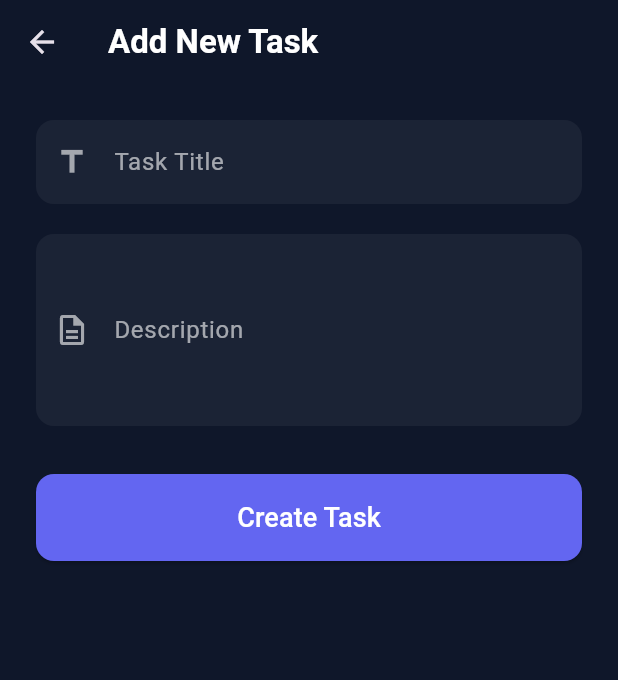
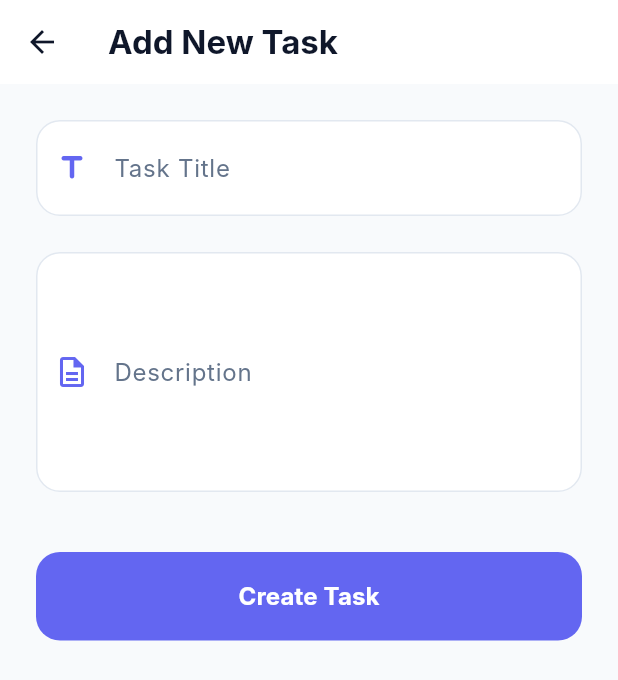
Before and after one commit to Aman1945/fullstack, a Flutter app: the TaskListScreen screen opened directly, after a tap on the "add" icon, on a phone screen of 412 x 824 dp. Shown: the top 680 px of the screen. Run offline on Flutter 3.47's test engine with Material 3 defaults, Android fonts, the phone set to English and light mode, and no system bars; our stand-ins replace shared_preferences; accounts and stored records are empty; network calls fail; Roboto replaces fonts that are missing (Inter); statements that could not run were skipped.

Commit message:
Premium White Redesign & Website Enquiries Integration

```diff
--- /dev/null
+++ b/mobile_app/lib/models/contact_model.dart
@@ -0,0 +1,25 @@
+class ContactModel {
+  final String id;
+  final String name;
+  final String email;
+  final String message;
+  final DateTime createdAt;
+
+  ContactModel({
+    required this.id,
+    required this.name,
+    required this.email,
+    required this.message,
+    required this.createdAt,
+  });
+
+  factory ContactModel.fromJson(Map<String, dynamic> json) {
+    return ContactModel(
+      id: json['_id'],
+      name: json['name'],
+      email: json['email'],
+      message: json['message'],
+      createdAt: DateTime.parse(json['createdAt']),
+    );
+  }
+}
--- a/mobile_app/lib/providers/task_provider.dart
+++ b/mobile_app/lib/providers/task_provider.dart
@@ -1,15 +1,18 @@
 import 'dart:convert';
 import 'package:flutter/material.dart';
 import '../models/task_model.dart';
+import '../models/contact_model.dart';
 import '../services/api_service.dart';
 
 class TaskProvider with ChangeNotifier {
   List<TaskModel> _tasks = [];
+  List<ContactModel> _contacts = [];
   bool _loading = false;
   Map<String, int> _stats = {'total': 0, 'completed': 0, 'pending': 0};
   final ApiService _apiService = ApiService();
 
   List<TaskModel> get tasks => _tasks;
+  List<ContactModel> get contacts => _contacts;
   bool get isLoading => _loading;
   Map<String, int> get stats => _stats;
 
@@ -24,6 +27,25 @@ class TaskProvider with ChangeNotifier {
             .map((item) => TaskModel.fromJson(item))
             .toList();
         _calculateStats();
+      }
+    } catch (e) {
+      debugPrint(e.toString());
+    } finally {
+      _loading = false;
+      notifyListeners();
+    }
+  }
+
+  Future<void> fetchContacts() async {
+    _loading = true;
+    notifyListeners();
+    try {
+      final response = await _apiService.get('/contact');
+      final data = jsonDecode(response.body);
+      if (data['success']) {
+        _contacts = (data['data'] as List)
+            .map((item) => ContactModel.fromJson(item))
+            .toList();
       }
     } catch (e) {
       debugPrint(e.toString());
--- a/mobile_app/lib/screens/add_task_screen.dart
+++ b/mobile_app/lib/screens/add_task_screen.dart
@@ -52,12 +52,13 @@ class _AddTaskScreenState extends State<AddTaskScreen> {
   @override
   Widget build(BuildContext context) {
     return Scaffold(
-      backgroundColor: Color(0xFF0F172A),
+      backgroundColor: Color(0xFFF8FAFC),
       appBar: AppBar(
-        backgroundColor: Colors.transparent,
+        backgroundColor: Colors.white,
         elevation: 0,
+        iconTheme: IconThemeData(color: Color(0xFF0F172A)),
         title: Text(widget.task == null ? 'Add New Task' : 'Edit Task',
-            style: TextStyle(fontWeight: FontWeight.bold, color: Colors.white)),
+            style: TextStyle(fontWeight: FontWeight.bold, color: Color(0xFF0F172A))),
       ),
       body: SingleChildScrollView(
         padding: EdgeInsets.all(24),
@@ -68,30 +69,36 @@ class _AddTaskScreenState extends State<AddTaskScreen> {
             children: [
               TextFormField(
                 controller: _titleController,
-                style: TextStyle(color: Colors.white),
-                decoration: _inputDecoration('Task Title', Icons.title),
+                style: TextStyle(color: Color(0xFF0F172A)),
+                decoration: _inputDecoration('Task Title', Icons.title_rounded),
                 validator: (val) => val!.isEmpty ? 'Enter title' : null,
               ),
-              SizedBox(height: 20),
+              SizedBox(height: 24),
               TextFormField(
                 controller: _descController,
-                style: TextStyle(color: Colors.white),
-                maxLines: 4,
+                style: TextStyle(color: Color(0xFF0F172A)),
+                maxLines: 5,
                 decoration: _inputDecoration('Description', Icons.description_outlined),
                 validator: (val) => val!.isEmpty ? 'Enter description' : null,
               ),
-              SizedBox(height: 32),
+              SizedBox(height: 40),
               ElevatedButton(
                 onPressed: _loading ? null : _submit,
                 style: ElevatedButton.styleFrom(
                   backgroundColor: Color(0xFF6366F1),
-                  padding: EdgeInsets.symmetric(vertical: 16),
-                  shape: RoundedRectangleBorder(borderRadius: BorderRadius.circular(12)),
+                  foregroundColor: Colors.white,
+                  padding: EdgeInsets.symmetric(vertical: 18),
+                  elevation: 0,
+                  shape: RoundedRectangleBorder(borderRadius: BorderRadius.circular(16)),
                 ),
                 child: _loading
-                  ? CircularProgressIndicator(color: Colors.white)
-                  : Text(widget.task == null ? 'Create Task' : 'Update Task',
-                      style: TextStyle(fontSize: 18, color: Colors.white)),
+                  ? SizedBox(
+                      height: 20,
+                      width: 20,
+                      child: CircularProgressIndicator(color: Colors.white, strokeWidth: 2),
+                    )
+                  : Text(widget.task == null ? 'Create Task' : 'Save Changes',
+                      style: TextStyle(fontSize: 16, fontWeight: FontWeight.bold)),
               ),
             ],
           ),
@@ -103,17 +110,26 @@ class _AddTaskScreenState extends State<AddTaskScreen> {
   InputDecoration _inputDecoration(String label, IconData icon) {
     return InputDecoration(
       labelText: label,
-      labelStyle: TextStyle(color: Colors.white60),
-      prefixIcon: Icon(icon, color: Colors.white60),
+      labelStyle: TextStyle(color: Color(0xFF64748B)),
+      prefixIcon: Icon(icon, color: Color(0xFF6366F1)),
       filled: true,
-      fillColor: Colors.white.withOpacity(0.05),
-      border: OutlineInputBorder(
-        borderRadius: BorderRadius.circular(12),
-        borderSide: BorderSide.none,
+      fillColor: Colors.white,
+      contentPadding: EdgeInsets.all(20),
+      enabledBorder: OutlineInputBorder(
+        borderRadius: BorderRadius.circular(16),
+        borderSide: BorderSide(color: Color(0xFFE2E8F0)),
       ),
       focusedBorder: OutlineInputBorder(
-        borderRadius: BorderRadius.circular(12),
-        borderSide: BorderSide(color: Color(0xFF6366F1)),
+        borderRadius: BorderRadius.circular(16),
+        borderSide: BorderSide(color: Color(0xFF6366F1), width: 2),
+      ),
+      errorBorder: OutlineInputBorder(
+        borderRadius: BorderRadius.circular(16),
+        borderSide: BorderSide(color: Colors.red.shade300),
+      ),
+      focusedErrorBorder: OutlineInputBorder(
+        borderRadius: BorderRadius.circular(16),
+        borderSide: BorderSide(color: Colors.red.shade400, width: 2),
       ),
     );
   }
--- a/mobile_app/lib/screens/task_list_screen.dart
+++ b/mobile_app/lib/screens/task_list_screen.dart
@@ -32,11 +32,13 @@ class _TaskListScreenState extends State<TaskListScreen> {
     }
 
     return Scaffold(
-      backgroundColor: Color(0xFF0F172A),
+      backgroundColor: Color(0xFFF8FAFC),
       appBar: AppBar(
-        backgroundColor: Colors.transparent,
+        backgroundColor: Colors.white,
         elevation: 0,
-        title: Text('My Tasks', style: TextStyle(fontWeight: FontWeight.bold, color: Colors.white)),
+        iconTheme: IconThemeData(color: Color(0xFF0F172A)),
+        title: Text('My Tasks',
+            style: TextStyle(fontWeight: FontWeight.bold, color: Color(0xFF0F172A))),
       ),
       body: Column(
         children: [
@@ -59,6 +61,7 @@ class _TaskListScreenState extends State<TaskListScreen> {
       ),
       floatingActionButton: FloatingActionButton(
         backgroundColor: Color(0xFF6366F1),
+        shape: RoundedRectangleBorder(borderRadius: BorderRadius.circular(16)),
         onPressed: () => Navigator.of(context).push(
           MaterialPageRoute(builder: (_) => AddTaskScreen()),
         ),
@@ -68,8 +71,9 @@ class _TaskListScreenState extends State<TaskListScreen> {
   }
 
   Widget _buildFilterBar() {
-    return Padding(
-      padding: const EdgeInsets.symmetric(horizontal: 16.0),
+    return Container(
+      padding: const EdgeInsets.symmetric(horizontal: 16.0, vertical: 8),
+      color: Colors.white,
       child: Row(
         mainAxisAlignment: MainAxisAlignment.spaceAround,
         children: [
@@ -90,8 +94,12 @@ class _TaskListScreenState extends State<TaskListScreen> {
         if (selected) setState(() => _filter = value);
       },
       selectedColor: Color(0xFF6366F1),
-      backgroundColor: Colors.white.withOpacity(0.05),
-      labelStyle: TextStyle(color: isSelected ? Colors.white : Colors.white70),
+      backgroundColor: Color(0xFFF1F5F9),
+      labelStyle: TextStyle(
+        color: isSelected ? Colors.white : Color(0xFF64748B),
+        fontWeight: isSelected ? FontWeight.bold : FontWeight.normal,
+      ),
+      padding: EdgeInsets.symmetric(horizontal: 12),
     );
   }
 
@@ -100,9 +108,10 @@ class _TaskListScreenState extends State<TaskListScreen> {
       child: Column(
         mainAxisAlignment: MainAxisAlignment.center,
         children: [
-          Icon(Icons.assignment_turned_in_outlined, size: 80, color: Colors.white24),
+          Icon(Icons.assignment_turned_in_outlined, size: 80, color: Colors.slate.shade100),
           SizedBox(height: 16),
-          Text('No tasks found', style: TextStyle(color: Colors.white70, fontSize: 18)),
+          Text('No tasks found',
+              style: TextStyle(color: Colors.slate.shade300, fontSize: 18)),
         ],
       ),
     );
@@ -124,9 +133,10 @@ class _TaskCard extends StatelessWidget {
       background: Container(
         alignment: Alignment.centerRight,
         padding: EdgeInsets.only(right: 20),
+        margin: EdgeInsets.only(bottom: 12),
         decoration: BoxDecoration(
-          color: Colors.redAccent.withOpacity(0.8),
-          borderRadius: BorderRadius.circular(16),
+          color: Colors.red.shade400,
+          borderRadius: BorderRadius.circular(20),
         ),
         child: Icon(Icons.delete, color: Colors.white),
       ),
@@ -134,34 +144,53 @@ class _TaskCard extends StatelessWidget {
       child: Container(
         margin: EdgeInsets.only(bottom: 12),
         decoration: BoxDecoration(
-          color: Colors.white.withOpacity(0.05),
-          borderRadius: BorderRadius.circular(16),
-          border: Border.all(color: Colors.white.withOpacity(0.1)),
+          color: Colors.white,
+          borderRadius: BorderRadius.circular(20),
+          boxShadow: [
+            BoxShadow(
+              color: Colors.black.withOpacity(0.04),
+              blurRadius: 10,
+              offset: Offset(0, 4),
+            ),
+          ],
+          border: Border.all(color: Color(0xFFE2E8F0)),
         ),
         child: ListTile(
           contentPadding: EdgeInsets.symmetric(horizontal: 16, vertical: 8),
-          leading: Checkbox(
-            value: task.status == 'completed',
-            activeColor: Color(0xFF6366F1),
-            onChanged: (_) => taskProvider.toggleTaskStatus(task),
+          leading: Transform.scale(
+            scale: 1.2,
+            child: Checkbox(
+              value: task.status == 'completed',
+              activeColor: Color(0xFF6366F1),
+              shape: RoundedRectangleBorder(borderRadius: BorderRadius.circular(4)),
+              onChanged: (_) => taskProvider.toggleTaskStatus(task),
+            ),
           ),
           title: Text(
             task.title,
             style: TextStyle(
-              color: Colors.white,
+              color: Color(0xFF0F172A),
               fontWeight: FontWeight.bold,
+              fontSize: 16,
               decoration: task.status == 'completed' ? TextDecoration.lineThrough : null,
-              decorationColor: Colors.white38,
+              decorationColor: Color(0xFF94A3B8),
             ),
           ),
           subtitle: Column(
             crossAxisAlignment: CrossAxisAlignment.start,
             children: [
-              Text(task.description, style: TextStyle(color: Colors.white70)),
-              SizedBox(height: 4),
-              Text(
-                DateFormat('MMM dd, yyyy').format(task.createdAt),
-                style: TextStyle(color: Colors.white24, fontSize: 12),
+              Text(task.description,
+                  style: TextStyle(color: Color(0xFF64748B), height: 1.4)),
+              SizedBox(height: 8),
+              Row(
+                children: [
+                  Icon(Icons.calendar_today, size: 12, color: Color(0xFF94A3B8)),
+                  SizedBox(width: 4),
+                  Text(
+                    DateFormat('MMM dd, yyyy').format(task.createdAt),
+                    style: TextStyle(color: Color(0xFF94A3B8), fontSize: 12),
+                  ),
+                ],
               ),
             ],
           ),
@@ -169,13 +198,15 @@ class _TaskCard extends StatelessWidget {
             mainAxisSize: MainAxisSize.min,
             children: [
               IconButton(
-                icon: Icon(Icons.edit_outlined, color: Colors.white70, size: 20),
+                visualDensity: VisualDensity.compact,
+                icon: Icon(Icons.edit_outlined, color: Color(0xFF6366F1), size: 20),
                 onPressed: () => Navigator.of(context).push(
                   MaterialPageRoute(builder: (_) => AddTaskScreen(task: task)),
                 ),
               ),
               IconButton(
-                icon: Icon(Icons.delete_outline, color: Colors.redAccent.withOpacity(0.7), size: 20),
+                visualDensity: VisualDensity.compact,
+                icon: Icon(Icons.delete_outline, color: Colors.red.shade300, size: 20),
                 onPressed: () => taskProvider.deleteTask(task.id),
               ),
             ],
```
Also changed, not shown: mobile_app/lib/main.dart (+3 -4 lines), mobile_app/lib/screens/dashboard_screen.dart (+51 -26 lines), mobile_app/lib/screens/enquiry_screen.dart (added, +123 -0 lines), mobile_app/lib/screens/login_screen.dart (+52 -30 lines), mobile_app/lib/screens/register_screen.dart (+55 -28 lines), 3 other files.
